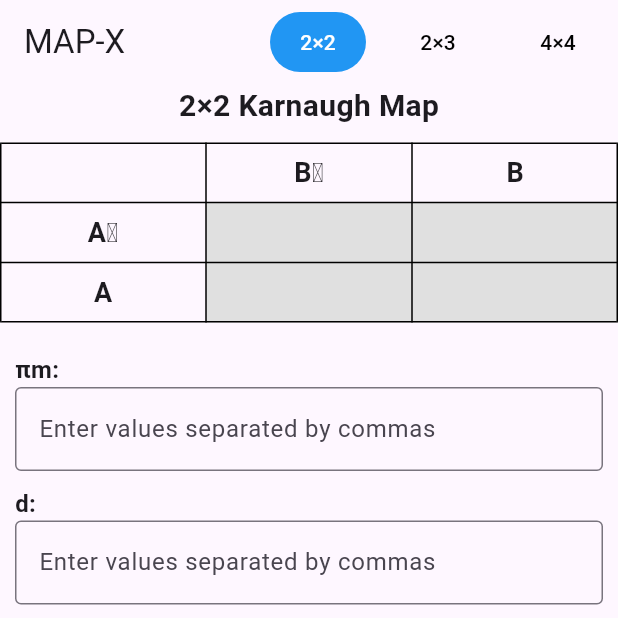
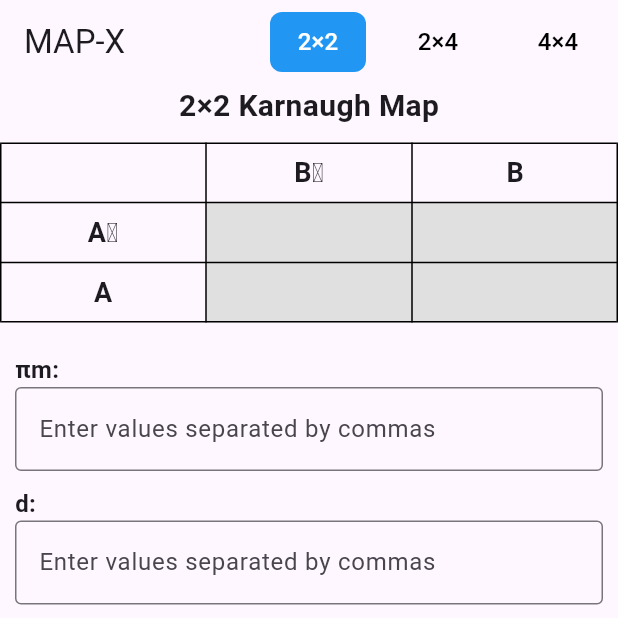
Before and after one commit to fedupGenJi/MAP-X, a Flutter app: the screen it shows after launch, after a tap on "2×2", on a phone screen of 412 x 824 dp, the top half of it. Run offline on Flutter 3.47's test engine with Material 3 defaults, Android fonts, the light colour scheme and no system bars.

Commit message:
for 2*4 kMap

```diff
--- a/lib/home.dart
+++ b/lib/home.dart
@@ -1,5 +1,6 @@
 import 'package:flutter/material.dart';
 import 'package:flutter/services.dart';
+import 'kmap_2x4.dart';
 
 class CommaInputFormatter extends TextInputFormatter {
   @override
@@ -16,7 +17,8 @@ class CommaInputFormatter extends TextInputFormatter {
         oldValue.text.endsWith(", ") &&
         cursorPosition > 0;
 
-    List<String> parts = text.split(',')
+    List<String> parts = text
+        .split(',')
         .map((e) => e.trim())
         .where((e) => e.isEmpty || RegExp(r'^[0-3]$').hasMatch(e))
         .toList();
@@ -176,11 +178,13 @@ class _HomePageState extends State<HomePage> {
     );
   }
 
-  Widget _buildInputField(String label, TextEditingController controller, bool isPrime) {
+  Widget _buildInputField(
+      String label, TextEditingController controller, bool isPrime) {
     return Column(
       crossAxisAlignment: CrossAxisAlignment.start,
       children: [
-        Text(label, style: const TextStyle(fontSize: 16, fontWeight: FontWeight.bold)),
+        Text(label,
+            style: const TextStyle(fontSize: 16, fontWeight: FontWeight.bold)),
         TextField(
           controller: controller,
           inputFormatters: [CommaInputFormatter()],
@@ -204,19 +208,22 @@ class _HomePageState extends State<HomePage> {
         title: const Text("MAP-X"),
         actions: [
           _buildGridButton("2×2", 1),
-          _buildGridButton("2×3", 2),
+          _buildGridButton("2×4", 2),
           _buildGridButton("4×4", 3),
         ],
       ),
       body: Center(
         child: selectedGrid == 1
             ? buildKMap()
+            : selectedGrid == 2
+                ? KMap2x4()
                 : Text(
                     selectedGrid == -1
                         ? "Welcome to K Map Solver\n\nMini Project for Digital Logic"
                         : "Unavailable",
                     textAlign: TextAlign.center,
-                style: const TextStyle(fontSize: 18, fontWeight: FontWeight.bold),
+                    style: const TextStyle(
+                        fontSize: 18, fontWeight: FontWeight.bold),
                   ),
       ),
     );
@@ -228,10 +235,16 @@ class _HomePageState extends State<HomePage> {
       child: TextButton(
         onPressed: () => updateDisplay(gridType),
         style: TextButton.styleFrom(
-          foregroundColor: selectedGrid == gridType ? Colors.white : Colors.black,
-          backgroundColor: selectedGrid == gridType ? Colors.blue : Colors.transparent,
+          foregroundColor:
+              selectedGrid == gridType ? Colors.white : Colors.black,
+          backgroundColor:
+              selectedGrid == gridType ? Colors.blue : Colors.transparent,
+          padding: const EdgeInsets.symmetric(horizontal: 16, vertical: 8),
+          shape: RoundedRectangleBorder(
+            borderRadius: BorderRadius.circular(8),
           ),
-        child: Text(label),
+        ),
+        child: Text(label, style: const TextStyle(fontSize: 16)),
       ),
     );
   }
```
Also changed, not shown: lib/kmap_2x4.dart (added, +166 -0 lines). Lines whose indentation alone changed are shown as unchanged.
